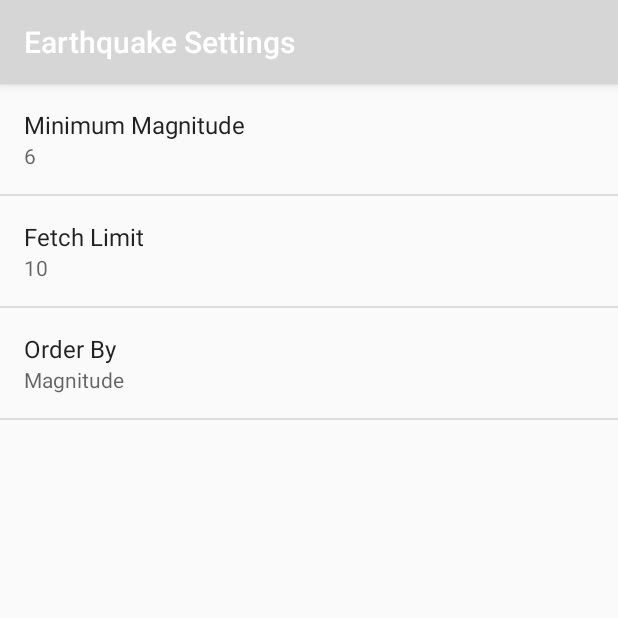
After one commit to reddykool/android-tutorials-Udacity, an Android app: the SettingsActivity screen opened directly, with no data from a screen before it, on a phone screen of 412 x 824 dp, the top half of it. The commit adds this screen. Run offline under Robolectric (Android 15) with nearby library versions, the phone set to English and light mode, and no system bars.

Commit message:
QuakeReport: Changes for Setings/Preference through options Menu

```diff
--- /dev/null
+++ b/Projects/QuakeReport/app/src/main/java/com/example/android/quakereport/SettingsActivity.java
@@ -0,0 +1,62 @@
+package com.example.android.quakereport;
+
+import android.content.SharedPreferences;
+import android.preference.ListPreference;
+import android.preference.Preference;
+import android.preference.PreferenceFragment;
+import android.preference.PreferenceManager;
+import android.support.v7.app.AppCompatActivity;
+import android.os.Bundle;
+
+import java.util.prefs.PreferenceChangeListener;
+
+public class SettingsActivity extends AppCompatActivity {
+
+    @Override
+    protected void onCreate(Bundle savedInstanceState) {
+        super.onCreate(savedInstanceState);
+        setContentView(R.layout.settings_activity);
+    }
+
+    public static class EarthquakePreferenceFragment extends PreferenceFragment
+            implements Preference.OnPreferenceChangeListener{
+        @Override
+        public void onCreate(Bundle savedInstanceState) {
+            super.onCreate(savedInstanceState);
+            addPreferencesFromResource(R.xml.settings_main);
+
+            Preference minMagnitudePref = findPreference(getString(R.string.settings_min_magnitude_key));
+            bindPreferenceSummaryToValue(minMagnitudePref);
+
+            Preference fetchLimitPref = findPreference(getString(R.string.settings_request_limit_key));
+            bindPreferenceSummaryToValue(fetchLimitPref);
+
+            Preference orderByPref = findPreference(getString(R.string.settings_order_by_key));
+            bindPreferenceSummaryToValue(orderByPref);
+        }
+
+        private void bindPreferenceSummaryToValue(Preference preference) {
+            preference.setOnPreferenceChangeListener(this);
+
+            SharedPreferences sharedPref = PreferenceManager.getDefaultSharedPreferences(preference.getContext());
+            String prefStringVal = sharedPref.getString(preference.getKey(), "");
+            onPreferenceChange(preference, prefStringVal);
+        }
+
+        @Override
+        public boolean onPreferenceChange(Preference preference, Object newValue) {
+            String strVal = newValue.toString();
+            if(preference instanceof ListPreference) {
+                ListPreference listPref = (ListPreference) preference;
+                int index = listPref.findIndexOfValue(strVal);
+                if(index >= 0) {
+                    CharSequence[] entryLabels = listPref.getEntries();
+                    preference.setSummary(entryLabels[index]);
+                }
+            } else {
+                preference.setSummary(strVal);
+            }
+            return true;
+        }
+    }
+}
--- a/Projects/QuakeReport/app/src/main/res/layout/earthquake_activity.xml
+++ b/Projects/QuakeReport/app/src/main/res/layout/earthquake_activity.xml
@@ -16,7 +16,7 @@
 <!-- Layout for a list of earthquakes -->
 <RelativeLayout
     xmlns:android="http://schemas.android.com/apk/res/android"
-     android:layout_height="match_parent"
+    android:layout_height="match_parent"
     android:layout_width="match_parent">
 
     <ListView
--- /dev/null
+++ b/Projects/QuakeReport/app/src/main/res/values-w820dp/dimens.xml
@@ -0,0 +1,6 @@
+<resources>
+    <!-- Example customization of dimensions originally defined in res/values/dimens.xml
+         (such as screen margins) for screens with more than 820dp of available width. This
+         would include 7" and 10" devices in landscape (~960dp and ~1280dp respectively). -->
+    <dimen name="activity_horizontal_margin">64dp</dimen>
+</resources>
--- /dev/null
+++ b/Projects/QuakeReport/app/src/main/res/values/arrays.xml
@@ -0,0 +1,12 @@
+<?xml version="1.0" encoding="utf-8"?>
+<resources>
+    <string-array name="settings_order_by_labels">
+        <item>@string/settings_order_by_magnitude_label</item>
+        <item>@string/settings_order_by_most_recent_label</item>
+    </string-array>
+
+    <string-array name="settings_order_by_values">
+        <item>@string/settings_order_by_magnitude_value</item>
+        <item>@string/settings_order_by_most_recent_value</item>
+    </string-array>
+</resources>
--- a/Projects/QuakeReport/app/src/main/res/values/dimens.xml
+++ b/Projects/QuakeReport/app/src/main/res/values/dimens.xml
@@ -3,4 +3,7 @@
     <dimen name="list_margin">5dp</dimen>
     <dimen name="list_item_padding">16dp</dimen>
     <dimen name="list_item_text_size">24sp</dimen>
+    <!-- Default screen margins, per the Android Design guidelines. -->
+    <dimen name="activity_horizontal_margin">16dp</dimen>
+    <dimen name="activity_vertical_margin">16dp</dimen>
 </resources>
--- a/Projects/QuakeReport/app/src/main/res/values/strings.xml
+++ b/Projects/QuakeReport/app/src/main/res/values/strings.xml
@@ -1,5 +1,4 @@
-<?xml version="1.0" encoding="utf-8"?>
-<!-- Copyright (C) 2016 The Android Open Source Project
+<?xml version="1.0" encoding="utf-8"?><!-- Copyright (C) 2016 The Android Open Source Project
 
      Licensed under the Apache License, Version 2.0 (the "License");
      you may not use this file except in compliance with the License.
@@ -18,4 +17,29 @@
     <string name="near_the">Near the</string>
     <string name="empty_state_text">No earthquakes found.</string>
     <string name="no_internet_text">No internet connection.</string>
+    <string name="settings_title">Earthquake Settings</string>
+    <string name="settings_menu_text">Settings</string>
+
+    <string name="about_us_text">About Us</string>
+
+    <!-- Strings for Minimum Magnitude Preference [CHAR LIMIT=30] -->
+    <string name="settings_min_magnitude_label">Minimum Magnitude</string>
+    <string name="settings_min_magnitude_key" translatable="false">min_magnitude</string>
+    <string name="settings_min_magnitude_default" translatable="false">6</string>
+
+    <!-- Strings for max number of earthquukes to fetch in a query[CHAR LIMIT=30] -->
+    <string name="settings_request_limit_label">Fetch Limit</string>
+    <string name="settings_request_limit_key" translatable="false">request_limit</string>
+    <string name="settings_request_limit_default" translatable="false">10</string>
+
+    <!-- Strings for setting sort preference as "magnitude" or "time" [CHAR LIMIT=30] -->
+    <string name="settings_order_by_label">Order By</string>
+    <string name="settings_order_by_key" translatable="false">order_by</string>
+    <string name="settings_order_by_default" translatable="false">@string/settings_order_by_magnitude_value</string>
+
+    <string name="settings_order_by_magnitude_label">Magnitude</string>
+    <string name="settings_order_by_magnitude_value" translatable="false">magnitude</string>
+
+    <string name="settings_order_by_most_recent_label">Most Recent</string>
+    <string name="settings_order_by_most_recent_value" translatable="false">time</string>
 </resources>
--- /dev/null
+++ b/Projects/QuakeReport/app/src/main/res/xml/settings_main.xml
@@ -0,0 +1,27 @@
+<?xml version="1.0" encoding="utf-8"?>
+<PreferenceScreen
+    xmlns:android="http://schemas.android.com/apk/res/android"
+    android:title="@string/settings_title">
+
+    <EditTextPreference
+        android:title="@string/settings_min_magnitude_label"
+        android:key="@string/settings_min_magnitude_key"
+        android:defaultValue="@string/settings_min_magnitude_default"
+        android:inputType="numberDecimal"
+        android:selectAllOnFocus="true"/>
+
+    <EditTextPreference
+        android:title="@string/settings_request_limit_label"
+        android:key="@string/settings_request_limit_key"
+        android:defaultValue="@string/settings_request_limit_default"
+        android:inputType="number"
+        android:selectAllOnFocus="true"/>
+
+    <ListPreference
+        android:title="@string/settings_order_by_label"
+        android:key="@string/settings_order_by_key"
+        android:defaultValue="@string/settings_order_by_default"
+        android:entries="@array/settings_order_by_labels"
+        android:entryValues="@array/settings_order_by_values"/>
+
+</PreferenceScreen>
```
Also changed, not shown: Projects/QuakeReport/app/src/main/AndroidManifest.xml (+12 -4 lines), Projects/QuakeReport/app/src/main/java/com/example/android/quakereport/EarthquakeActivity.java (+52 -2 lines), Projects/QuakeReport/app/src/main/res/layout/settings_activity.xml (added, +8 -0 lines), Projects/QuakeReport/app/src/main/res/menu/main_menu.xml (added, +17 -0 lines).
